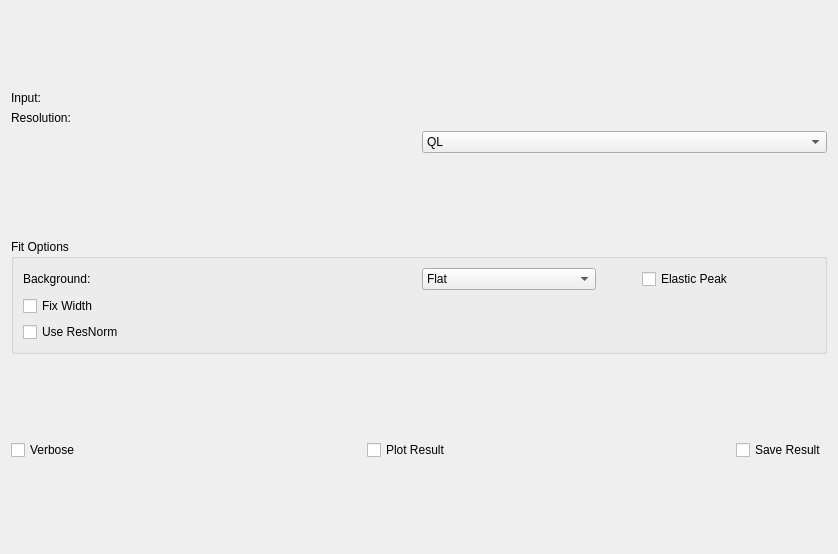
This is Code/Mantid/MantidQt/CustomInterfaces/inc/MantidQtCustomInterfaces/Quasi.ui in mantidproject/mantid as Qt 5 draws it before an edit. The edited form follows.
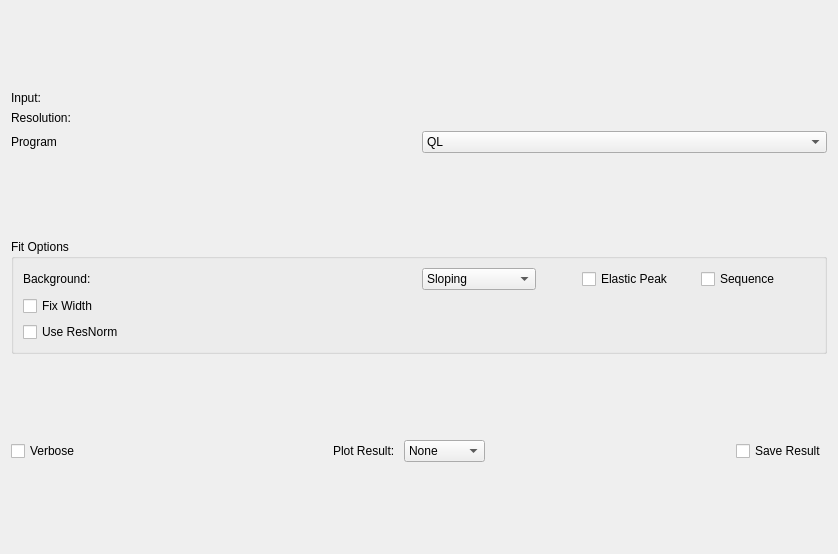
This is the edited form. Custom widgets are drawn as their Qt base class.

Commit message: Refs #5421 Linked Quasi GUI code with python script.

Diff of the .ui file:
```diff
--- a/Code/Mantid/MantidQt/CustomInterfaces/inc/MantidQtCustomInterfaces/Quasi.ui
+++ b/Code/Mantid/MantidQt/CustomInterfaces/inc/MantidQtCustomInterfaces/Quasi.ui
@@ -93,6 +93,13 @@
        </item>
       </widget>
      </item>
+     <item row="2" column="0">
+      <widget class="QLabel" name="lblProgram">
+       <property name="text">
+        <string>Program</string>
+       </property>
+      </widget>
+     </item>
     </layout>
    </item>
    <item>
@@ -145,11 +152,6 @@
               <verstretch>0</verstretch>
              </sizepolicy>
             </property>
-            <item>
-             <property name="text">
-              <string>Flat</string>
-             </property>
-            </item>
             <item>
              <property name="text">
               <string>Sloping</string>
@@ -180,6 +182,13 @@
             </property>
            </widget>
           </item>
+          <item>
+           <widget class="QCheckBox" name="chkSequence">
+            <property name="text">
+             <string>Sequence</string>
+            </property>
+           </widget>
+          </item>
          </layout>
         </item>
         <item row="2" column="1">
@@ -262,12 +271,46 @@
       </spacer>
      </item>
      <item>
-      <widget class="QCheckBox" name="ckPlot">
+      <widget class="QLabel" name="lblPlotResult">
        <property name="text">
-        <string>Plot Result</string>
+        <string>Plot Result: </string>
        </property>
       </widget>
      </item>
+     <item>
+      <widget class="QComboBox" name="cbPlot">
+       <item>
+        <property name="text">
+         <string>None</string>
+        </property>
+       </item>
+       <item>
+        <property name="text">
+         <string>ProbBeta</string>
+        </property>
+       </item>
+       <item>
+        <property name="text">
+         <string>Intensity</string>
+        </property>
+       </item>
+       <item>
+        <property name="text">
+         <string>FwHm</string>
+        </property>
+       </item>
+       <item>
+        <property name="text">
+         <string>Fit</string>
+        </property>
+       </item>
+       <item>
+        <property name="text">
+         <string>All</string>
+        </property>
+       </item>
+      </widget>
+     </item>
      <item>
       <spacer name="horizontalSpacer_18">
        <property name="orientation">
```
Left out of the diff: 24 changed lines with no effect on the pictures. The commit also changes 9 other files.
